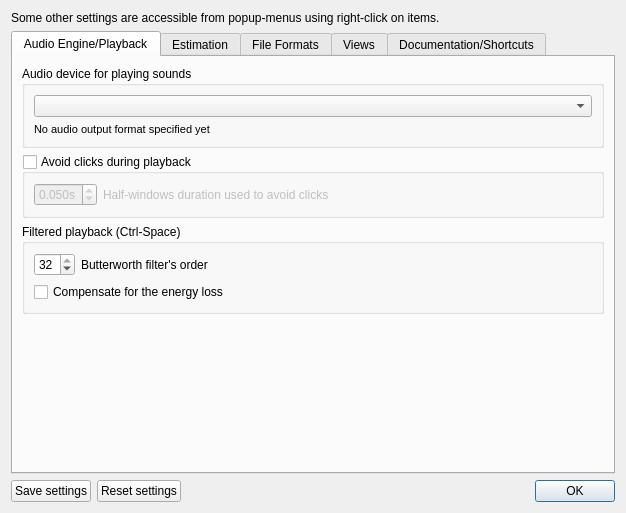
Above: src/wdialogsettings.ui from gillesdegottex/dfasma before the change. Below: the same form after it.
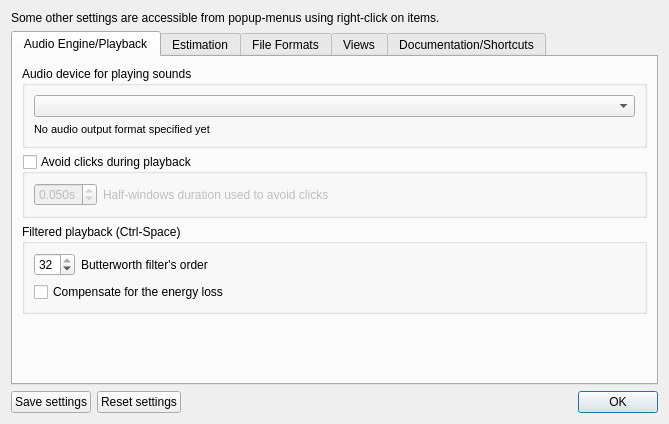
That is the form after the change. Icons and pictures are not drawn.

Diff of the .ui file:
```diff
--- a/src/wdialogsettings.ui
+++ b/src/wdialogsettings.ui
@@ -6,8 +6,8 @@
    <rect>
     <x>0</x>
     <y>0</y>
-    <width>626</width>
-    <height>513</height>
+    <width>669</width>
+    <height>424</height>
    </rect>
   </property>
   <property name="sizePolicy">
```
Left out of the diff: 8 changed lines with no effect on the pictures.
